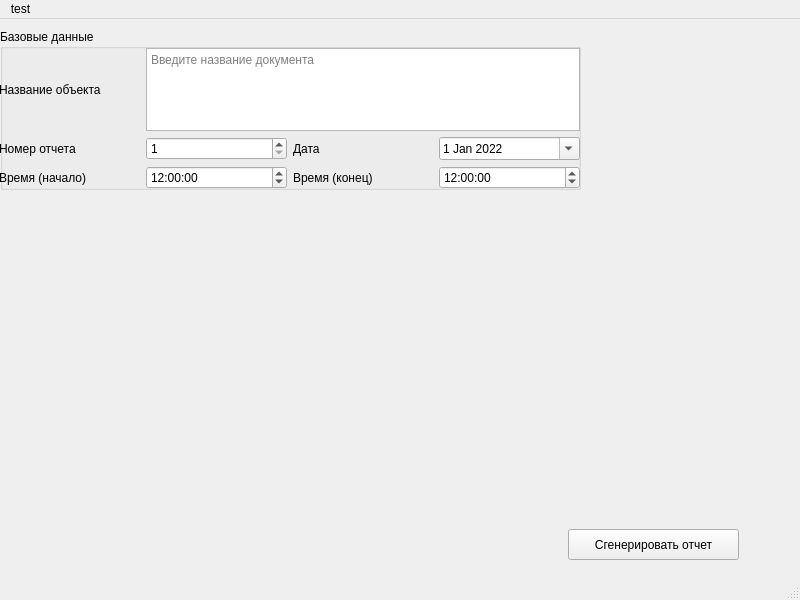
Old version of the form reports_app/ui/designer_files/main_window.ui in the repository ivanstrel/eco_reports_app.
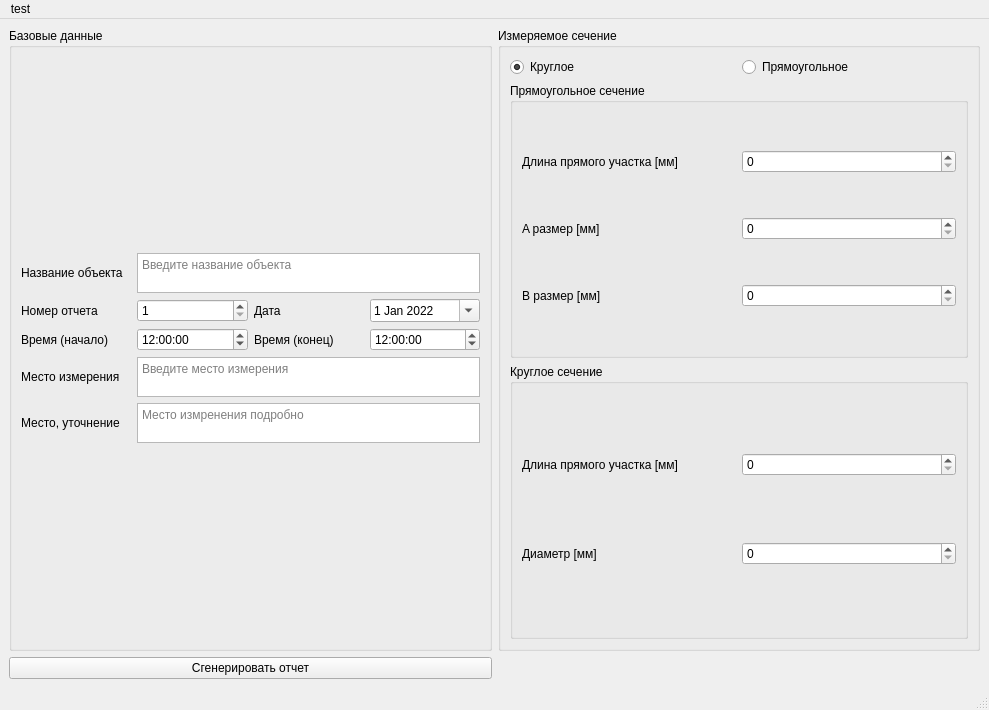
New version of the form.

Commit message: Further work on UI and functionality

Patch:
```diff
--- a/reports_app/ui/designer_files/main_window.ui
+++ b/reports_app/ui/designer_files/main_window.ui
@@ -6,68 +6,93 @@
    <rect>
     <x>0</x>
     <y>0</y>
-    <width>800</width>
-    <height>600</height>
+    <width>989</width>
+    <height>710</height>
    </rect>
   </property>
+  <property name="sizePolicy">
+   <sizepolicy hsizetype="Expanding" vsizetype="Expanding">
+    <horstretch>0</horstretch>
+    <verstretch>0</verstretch>
+   </sizepolicy>
+  </property>
+  <property name="sizeIncrement">
+   <size>
+    <width>1</width>
+    <height>1</height>
+   </size>
+  </property>
   <property name="windowTitle">
    <string>MainWindow</string>
   </property>
   <widget class="QWidget" name="centralwidget">
-   <widget class="QPushButton" name="report_pushButton">
-    <property name="geometry">
-     <rect>
-      <x>568</x>
-      <y>510</y>
-      <width>171</width>
-      <height>31</height>
-     </rect>
-    </property>
-    <property name="text">
-     <string>Сгенерировать отчет</string>
-    </property>
-   </widget>
+   <property name="sizePolicy">
+    <sizepolicy hsizetype="Expanding" vsizetype="Expanding">
+     <horstretch>0</horstretch>
+     <verstretch>0</verstretch>
+    </sizepolicy>
+   </property>
+   <property name="sizeIncrement">
+    <size>
+     <width>1</width>
+     <height>1</height>
+    </size>
+   </property>
+   <layout class="QGridLayout" name="gridLayout_3">
+    <item row="0" column="0">
    <widget class="QGroupBox" name="groupBox">
-    <property name="geometry">
-     <rect>
-      <x>0</x>
-      <y>10</y>
-      <width>581</width>
-      <height>161</height>
-     </rect>
+      <property name="sizePolicy">
+       <sizepolicy hsizetype="Preferred" vsizetype="Preferred">
+        <horstretch>0</horstretch>
+        <verstretch>0</verstretch>
+       </sizepolicy>
+      </property>
+      <property name="sizeIncrement">
+       <size>
+        <width>1</width>
+        <height>1</height>
+       </size>
     </property>
     <property name="title">
      <string>Базовые данные</string>
     </property>
-    <widget class="QWidget" name="verticalLayoutWidget">
-     <property name="geometry">
-      <rect>
-       <x>-1</x>
-       <y>19</y>
-       <width>581</width>
-       <height>141</height>
-      </rect>
+      <property name="flat">
+       <bool>true</bool>
+      </property>
+      <property name="checkable">
+       <bool>false</bool>
      </property>
      <layout class="QVBoxLayout" name="verticalLayout">
       <item>
        <layout class="QGridLayout" name="gridLayout">
-        <item row="1" column="0">
-         <widget class="QLabel" name="label_2">
-          <property name="enabled">
-           <bool>true</bool>
-          </property>
-          <property name="text">
-           <string>Номер отчета</string>
+         <item row="3" column="1">
+          <widget class="QTimeEdit" name="measure_start_timeEdit">
+           <property name="dateTime">
+            <datetime>
+             <hour>12</hour>
+             <minute>0</minute>
+             <second>0</second>
+             <year>2000</year>
+             <month>1</month>
+             <day>1</day>
+            </datetime>
+           </property>
+           <property name="calendarPopup">
+            <bool>true</bool>
           </property>
          </widget>
         </item>
-        <item row="3" column="0">
-         <widget class="QLabel" name="label_4">
-          <property name="enabled">
-           <bool>true</bool>
-          </property>
-          <property name="text">
-           <string>Время (начало)</string>
+         <item row="3" column="3">
+          <widget class="QTimeEdit" name="measure_end_timeEdit">
+           <property name="dateTime">
+            <datetime>
+             <hour>12</hour>
+             <minute>0</minute>
+             <second>0</second>
+             <year>2000</year>
+             <month>1</month>
+             <day>1</day>
+            </datetime>
           </property>
          </widget>
         </item>
@@ -91,20 +116,46 @@
           </property>
          </widget>
         </item>
-        <item row="3" column="1">
-         <widget class="QTimeEdit" name="measure_start_timeEdit">
-          <property name="dateTime">
-           <datetime>
-            <hour>12</hour>
-            <minute>0</minute>
-            <second>0</second>
-            <year>2000</year>
-            <month>1</month>
-            <day>1</day>
-           </datetime>
-          </property>
-          <property name="calendarPopup">
+         <item row="3" column="0">
+          <widget class="QLabel" name="label_4">
+           <property name="enabled">
+            <bool>true</bool>
+           </property>
+           <property name="text">
+            <string>Время (начало)</string>
+           </property>
+          </widget>
+         </item>
+         <item row="1" column="0">
+          <widget class="QLabel" name="label_2">
+           <property name="enabled">
            <bool>true</bool>
+           </property>
+           <property name="text">
+            <string>Номер отчета</string>
+           </property>
+          </widget>
+         </item>
+         <item row="3" column="2">
+          <widget class="QLabel" name="label_5">
+           <property name="enabled">
+            <bool>true</bool>
+           </property>
+           <property name="text">
+            <string>Время (конец)</string>
+           </property>
+          </widget>
+         </item>
+         <item row="0" column="1" colspan="3">
+          <widget class="QTextEdit" name="object_name_textEdit">
+           <property name="maximumSize">
+            <size>
+             <width>16777215</width>
+             <height>40</height>
+            </size>
+           </property>
+           <property name="placeholderText">
+            <string>Введите название объекта</string>
           </property>
          </widget>
         </item>
@@ -135,49 +186,191 @@
           </property>
          </widget>
         </item>
-        <item row="3" column="2">
-         <widget class="QLabel" name="label_5">
-          <property name="enabled">
+         <item row="4" column="1" colspan="3">
+          <widget class="QTextEdit" name="obj_place_textEdit">
+           <property name="maximumSize">
+            <size>
+             <width>16777215</width>
+             <height>40</height>
+            </size>
+           </property>
+           <property name="placeholderText">
+            <string>Введите место измерения</string>
+           </property>
+          </widget>
+         </item>
+         <item row="5" column="1" colspan="3">
+          <widget class="QTextEdit" name="obj_place_det_textEdit">
+           <property name="maximumSize">
+            <size>
+             <width>16777215</width>
+             <height>40</height>
+            </size>
+           </property>
+           <property name="placeholderText">
+            <string>Место измренения подробно</string>
+           </property>
+          </widget>
+         </item>
+         <item row="4" column="0">
+          <widget class="QLabel" name="label_6">
+           <property name="text">
+            <string>Место измерения</string>
+           </property>
+          </widget>
+         </item>
+         <item row="5" column="0">
+          <widget class="QLabel" name="label_7">
+           <property name="text">
+            <string>Место, уточнение</string>
+           </property>
+          </widget>
+         </item>
+        </layout>
+       </item>
+      </layout>
+     </widget>
+    </item>
+    <item row="2" column="0">
+     <widget class="QPushButton" name="report_pushButton">
+      <property name="text">
+       <string>Сгенерировать отчет</string>
+      </property>
+     </widget>
+    </item>
+    <item row="0" column="1">
+     <widget class="QGroupBox" name="groupBox_2">
+      <property name="title">
+       <string>Измеряемое сечение</string>
+      </property>
+      <layout class="QVBoxLayout" name="verticalLayout_3">
+       <item>
+        <layout class="QVBoxLayout" name="verticalLayout_2">
+         <item>
+          <layout class="QGridLayout" name="gridLayout_2" columnstretch="0,0">
+           <property name="sizeConstraint">
+            <enum>QLayout::SetMaximumSize</enum>
+           </property>
+           <item row="0" column="1">
+            <widget class="QRadioButton" name="rect_radioButton">
+             <property name="text">
+              <string>Прямоугольное</string>
+             </property>
+            </widget>
+           </item>
+           <item row="2" column="0" colspan="2">
+            <widget class="QGroupBox" name="circle_groupBox">
+             <property name="title">
+              <string>Круглое сечение</string>
+             </property>
+             <layout class="QGridLayout" name="gridLayout_4">
+              <item row="0" column="1">
+               <widget class="QSpinBox" name="circle_straight_l_spinBox">
+                <property name="maximum">
+                 <number>100000</number>
+                </property>
+               </widget>
+              </item>
+              <item row="1" column="0">
+               <widget class="QLabel" name="label_9">
+                <property name="text">
+                 <string>Диаметр [мм]</string>
+                </property>
+               </widget>
+              </item>
+              <item row="1" column="1">
+               <widget class="QSpinBox" name="circle_D_spinBox">
+                <property name="maximum">
+                 <number>100000</number>
+                </property>
+               </widget>
+              </item>
+              <item row="0" column="0">
+               <widget class="QLabel" name="label_8">
+                <property name="text">
+                 <string>Длина прямого участка [мм]</string>
+                </property>
+               </widget>
+              </item>
+             </layout>
+            </widget>
+           </item>
+           <item row="0" column="0">
+            <widget class="QRadioButton" name="circle_radioButton">
+             <property name="text">
+              <string>Круглое</string>
+             </property>
+             <property name="checked">
            <bool>true</bool>
           </property>
+            </widget>
+           </item>
+           <item row="1" column="0" colspan="2">
+            <widget class="QGroupBox" name="rect_groupBox">
+             <property name="title">
+              <string>Прямоугольное сечение</string>
+             </property>
+             <layout class="QGridLayout" name="gridLayout_5">
+              <item row="0" column="0">
+               <widget class="QLabel" name="label_11">
           <property name="text">
-           <string>Время (конец)</string>
+                 <string>Длина прямого участка [мм]</string>
           </property>
          </widget>
         </item>
-        <item row="3" column="3">
-         <widget class="QTimeEdit" name="measure_end_timeEdit">
-          <property name="dateTime">
-           <datetime>
-            <hour>12</hour>
-            <minute>0</minute>
-            <second>0</second>
-            <year>2000</year>
-            <month>1</month>
-            <day>1</day>
-           </datetime>
+              <item row="0" column="1">
+               <widget class="QSpinBox" name="rect_straight_l_spinBox">
+                <property name="maximum">
+                 <number>100000</number>
           </property>
          </widget>
         </item>
-        <item row="0" column="1" colspan="3">
-         <widget class="QTextEdit" name="object_name_textEdit">
-          <property name="placeholderText">
-           <string>Введите название документа</string>
+              <item row="1" column="0">
+               <widget class="QLabel" name="label_12">
+                <property name="text">
+                 <string>A размер [мм]</string>
           </property>
          </widget>
         </item>
-       </layout>
-      </item>
-     </layout>
-    </widget>
-   </widget>
+              <item row="1" column="1">
+               <widget class="QSpinBox" name="rect_A_spinBox">
+                <property name="maximum">
+                 <number>100000</number>
+                </property>
+               </widget>
+              </item>
+              <item row="2" column="0">
+               <widget class="QLabel" name="label_13">
+                <property name="text">
+                 <string>B размер [мм]</string>
+                </property>
+               </widget>
+              </item>
+              <item row="2" column="1">
+               <widget class="QSpinBox" name="rect_B_spinBox">
+                <property name="maximum">
+                 <number>100000</number>
+                </property>
+               </widget>
+              </item>
+             </layout>
+            </widget>
+           </item>
+          </layout>
+         </item>
+        </layout>
+       </item>
+      </layout>
+     </widget>
+    </item>
+   </layout>
   </widget>
   <widget class="QMenuBar" name="menubar">
    <property name="geometry">
     <rect>
      <x>0</x>
      <y>0</y>
-     <width>800</width>
+     <width>989</width>
      <height>22</height>
     </rect>
    </property>
```
Lines whose indentation alone changed are shown as unchanged. The commit also changes 3 other files.
